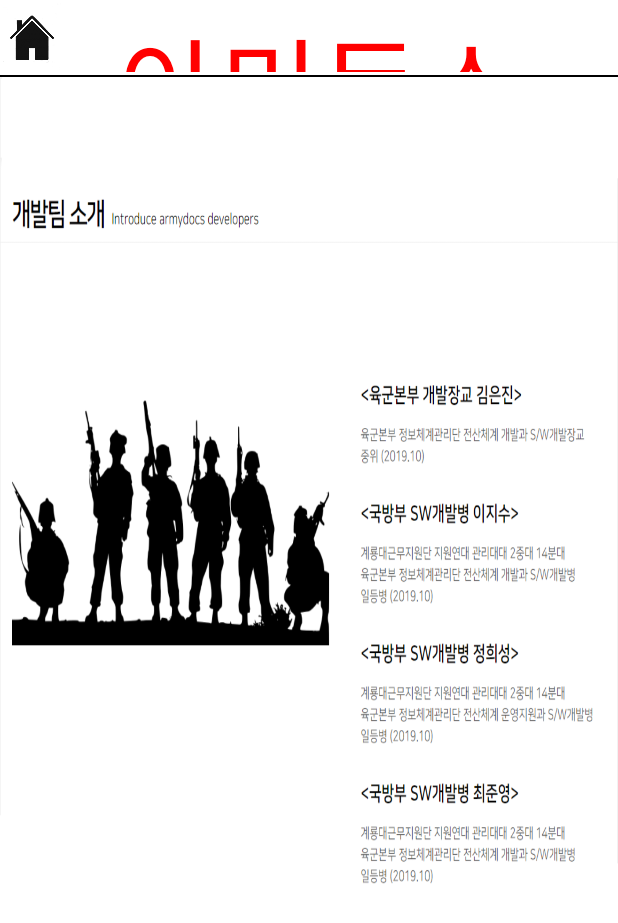
After one commit to dldkddkd/armydocs_app, an Android app: the layout activity_introduce_dev.xml on its own in the app's theme, with its tools: preview values and no code run, on a phone screen of 412 x 824 dp. The commit adds this screen. Shown: the top 923 px of the screen. Run offline under Robolectric (Android 15) with nearby library versions, the phone set to English and light mode, and no system bars.

Commit message:
Update functions
photo upload function,
make introduce_dev activity

```diff
--- /dev/null
+++ b/app/src/main/java/com/example/armydocs/Activity/FAQActivity.java
@@ -0,0 +1,23 @@
+package com.example.armydocs.Activity;
+
+import android.os.Bundle;
+import android.view.View;
+
+import androidx.appcompat.app.AppCompatActivity;
+
+import com.example.armydocs.R;
+
+public class FAQActivity extends AppCompatActivity {
+
+    FAQActivity(){ }
+
+    @Override
+    public void onCreate(Bundle savedInstanceState){
+        super.onCreate(savedInstanceState);
+        setContentView(R.layout.activity_introduce_dev);
+
+    }
+    public void BackButton(View v){
+        finish();
+    }
+}
--- a/app/src/main/java/com/example/armydocs/Activity/HomeActivity.java
+++ b/app/src/main/java/com/example/armydocs/Activity/HomeActivity.java
@@ -105,6 +105,13 @@ public class HomeActivity extends AppCompatActivity {
                 //문의하기 기능
             }
         });
+        TextView intro_dev = findViewById(R.id.introduce_dev);
+        intro_dev.setOnClickListener(new View.OnClickListener() {
+            @Override
+            public void onClick(View v) {
+                startActivity(new Intent(HomeActivity.this,IntroduceActivity.class));
+            }
+        });
         TextView survey_result = findViewById(R.id.survey_result);
         survey_result.setOnClickListener(new View.OnClickListener() {
             @Override
--- /dev/null
+++ b/app/src/main/java/com/example/armydocs/Activity/IntroduceActivity.java
@@ -0,0 +1,43 @@
+package com.example.armydocs.Activity;
+
+import android.content.Intent;
+import android.os.Bundle;
+import android.view.View;
+import android.widget.ImageView;
+import android.widget.TextView;
+
+import androidx.appcompat.app.AppCompatActivity;
+
+import com.example.armydocs.R;
+
+public class IntroduceActivity extends AppCompatActivity {
+
+    IntroduceActivity(){ }
+
+    @Override
+    public void onCreate(Bundle savedInstanceState){
+        super.onCreate(savedInstanceState);
+        setContentView(R.layout.activity_introduce_dev);
+
+        TextView survey_result = findViewById(R.id.survey_result);
+        survey_result.setOnClickListener(new View.OnClickListener() {
+            @Override
+            public void onClick(View view) {
+                startActivity(new Intent(IntroduceActivity.this,ResultActivity.class));
+            }
+        });
+
+        ImageView profile = findViewById(R.id.gotoInfo);
+        profile.setOnClickListener(new View.OnClickListener() {
+            @Override
+            public void onClick(View v) {
+                Intent infoIntent = new Intent(IntroduceActivity.this,InfoActivity.class);
+
+                startActivity(infoIntent);
+            }
+        });
+    }
+    public void BackButton(View v){
+        finish();
+    }
+}
--- a/app/src/main/res/layout/activity_createsurvey.xml
+++ b/app/src/main/res/layout/activity_createsurvey.xml
@@ -89,7 +89,7 @@
 
                         <LinearLayout
                             android:layout_width="match_parent"
-                            android:layout_height="wrap_content"
+                            android:layout_height="match_parent"
                             android:layout_weight="1"
                             android:orientation="horizontal">
 
@@ -105,7 +105,7 @@
                             <ImageView
                                 android:id="@+id/cs_gallary"
                                 android:layout_width="match_parent"
-                                android:layout_height="150dp"
+                                android:layout_height="match_parent"
                                 android:layout_weight="1.5"
                                 android:layout_gravity="center"
                                 android:background="#999999"
--- a/app/src/main/res/layout/activity_home.xml
+++ b/app/src/main/res/layout/activity_home.xml
@@ -633,6 +633,7 @@
 
 
         <TextView
+            android:id="@+id/introduce_dev"
             android:layout_width="match_parent"
             android:layout_height="50dp"
             android:text="Copyrightⓒ  ARMYDOCS"
--- /dev/null
+++ b/app/src/main/res/layout/activity_introduce_dev.xml
@@ -0,0 +1,238 @@
+<?xml version="1.0" encoding="utf-8"?>
+<androidx.drawerlayout.widget.DrawerLayout
+    xmlns:android="http://schemas.android.com/apk/res/android"
+    android:id="@+id/dl_activity_main_drawer"
+    android:layout_width="match_parent"
+    android:layout_height="match_parent"
+    android:orientation="vertical">
+
+    <LinearLayout
+        android:layout_width="match_parent"
+        android:layout_height="match_parent"
+        android:orientation="vertical">
+
+        <LinearLayout
+            android:layout_width="match_parent"
+            android:layout_height="50dp"
+            android:background="#FFFFFF"
+            android:orientation="horizontal"
+            android:padding="2dp">
+
+            <ImageView
+                android:layout_width="24dp"
+                android:layout_height="match_parent"
+                android:layout_weight="1"
+                android:id="@+id/back_button"
+                android:background="@drawable/home" />
+
+            <TextView
+                android:layout_width="wrap_content"
+                android:layout_height="match_parent"
+                android:layout_weight="5"
+                android:textAlignment="center"
+                android:text="아미독스"
+                android:textSize="110px"
+                android:textColor="#FF0000"/>
+
+            <TextView
+                android:layout_width="wrap_content"
+                android:layout_height="match_parent"
+                android:layout_weight="1.5"/>
+
+        </LinearLayout>
+
+        <TextView
+            android:layout_width="match_parent"
+            android:layout_height="1dp"
+            android:background="@color/colorAccent"/>
+
+        <LinearLayout
+            android:layout_width="match_parent"
+            android:layout_height="match_parent"
+            android:orientation="vertical"
+            android:background="@drawable/dev_team">
+
+        </LinearLayout>
+    </LinearLayout>
+
+    <LinearLayout
+        android:orientation="vertical"
+        android:id="@+id/slide"
+        android:layout_width="280dp"
+        android:layout_height="match_parent"
+        android:weightSum="100"
+        android:layout_gravity="start"
+        android:background="#e49e9e">
+
+        <ImageView
+            android:layout_width="match_parent"
+            android:layout_height="50dp"
+            android:layout_weight="1"
+            android:layout_gravity="center"/>
+        <ImageView
+            android:id="@+id/gotoInfo"
+            android:layout_width="130dp"
+            android:layout_height="130dp"
+            android:layout_weight="1"
+            android:layout_gravity="center"
+            android:background="@drawable/circle"/>
+
+        <ImageView
+            android:layout_width="match_parent"
+            android:layout_height="wrap_content"
+            android:layout_weight="7"
+            android:layout_gravity="center" />
+
+        <LinearLayout
+            android:layout_width="match_parent"
+            android:layout_height="wrap_content"
+            android:layout_weight="1"
+            android:orientation="horizontal"
+            android:layout_marginTop="30dp">
+
+            <TextView
+                android:layout_width="match_parent"
+                android:layout_height="wrap_content"
+                android:layout_weight="5" />
+            <TextView
+                android:id="@+id/profile_rank"
+                android:layout_width="match_parent"
+                android:layout_height="50dp"
+                android:layout_weight="3"
+                android:text=""
+                android:maxLines="1"
+                android:maxLength="10"
+                android:ellipsize="end"
+                android:textSize="30dp"
+                android:textAlignment="center"/>
+            <TextView
+                android:id="@+id/profile_name"
+                android:layout_width="match_parent"
+                android:layout_height="50dp"
+                android:layout_weight="2"
+                android:text=""
+                android:maxLines="1"
+                android:maxLength="10"
+                android:ellipsize="end"
+                android:textSize="30dp"
+                android:textAlignment="center"/>
+            <TextView
+                android:layout_width="match_parent"
+                android:layout_height="wrap_content"
+                android:layout_weight="5" />
+        </LinearLayout>
+
+        <LinearLayout
+            android:layout_width="match_parent"
+            android:layout_height="wrap_content"
+            android:layout_weight="1"
+            android:layout_marginTop="10dp"
+            android:orientation="horizontal">
+
+            <TextView
+                android:layout_width="match_parent"
+                android:layout_height="wrap_content"
+                android:layout_weight="5" />
+            <TextView
+                android:layout_width="match_parent"
+                android:layout_height="50dp"
+                android:layout_weight="3"
+                android:text="입대일"
+                android:textSize="20dp"
+                android:textAlignment="center"/>
+            <TextView
+                android:id="@+id/profile_enlist_day"
+                android:layout_width="match_parent"
+                android:layout_height="50dp"
+                android:layout_weight="2"
+                android:text=""
+                android:textSize="20dp"
+                android:textAlignment="center"/>
+            <TextView
+                android:layout_width="match_parent"
+                android:layout_height="wrap_content"
+                android:layout_weight="5" />
+        </LinearLayout>
+
+        <LinearLayout
+            android:layout_width="match_parent"
+            android:layout_height="wrap_content"
+            android:layout_weight="1"
+            android:orientation="horizontal">
+
+            <TextView
+                android:layout_width="match_parent"
+                android:layout_height="wrap_content"
+                android:layout_weight="5" />
+            <TextView
+                android:layout_width="match_parent"
+                android:layout_height="50dp"
+                android:layout_weight="3"
+                android:text="전역일"
+                android:textSize="20dp"
+                android:textAlignment="center"/>
+            <TextView
+                android:id="@+id/profile_discharge_day"
+                android:layout_width="match_parent"
+                android:layout_height="50dp"
+                android:layout_weight="2"
+                android:text=""
+                android:textSize="20dp"
+                android:textAlignment="center"/>
+            <TextView
+                android:layout_width="match_parent"
+                android:layout_height="wrap_content"
+                android:layout_weight="5" />
+        </LinearLayout>
+
+        <TextView
+            android:layout_width="match_parent"
+            android:layout_height="50dp"
+            android:layout_weight="1"
+            android:textAlignment="center"/>
+        <TextView
+            android:layout_width="match_parent"
+            android:layout_height="50dp"
+            android:layout_weight="1"
+            android:textAlignment="center"/>
+        <TextView
+            android:layout_width="match_parent"
+            android:layout_height="50dp"
+            android:layout_weight="1"
+            android:textAlignment="center"/>
+        <TextView
+            android:id="@+id/survey_result"
+            android:layout_width="match_parent"
+            android:layout_height="50dp"
+            android:layout_weight="1"
+            android:text="설문결과보기"
+            android:layout_gravity="center"
+            android:gravity="center"
+            android:textSize="24dp"/>
+
+        <TextView
+            android:layout_width="match_parent"
+            android:layout_height="50dp"
+            android:layout_weight="1"
+            android:textAlignment="center"/>
+
+        <TextView
+            android:id="@+id/FAQ"
+            android:layout_width="match_parent"
+            android:layout_height="50dp"
+            android:layout_weight="1"
+            android:text="문의하기"
+            android:textSize="24dp"
+            android:textAlignment="center"/>
+
+
+        <TextView
+            android:layout_width="match_parent"
+            android:layout_height="50dp"
+            android:text="Copyrightⓒ  ARMYDOCS"
+            android:textSize="20dp"
+            android:textAlignment="center"/>
+
+    </LinearLayout>
+
+</androidx.drawerlayout.widget.DrawerLayout>
```
Also changed, not shown: app/src/main/res/drawable/dev_team.png (added).
